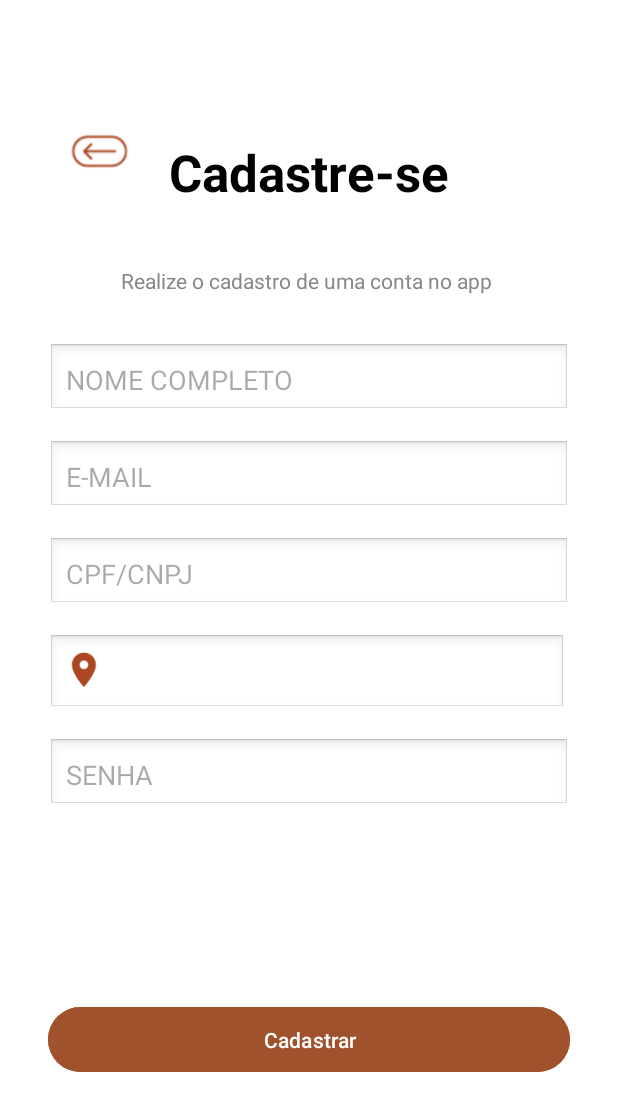
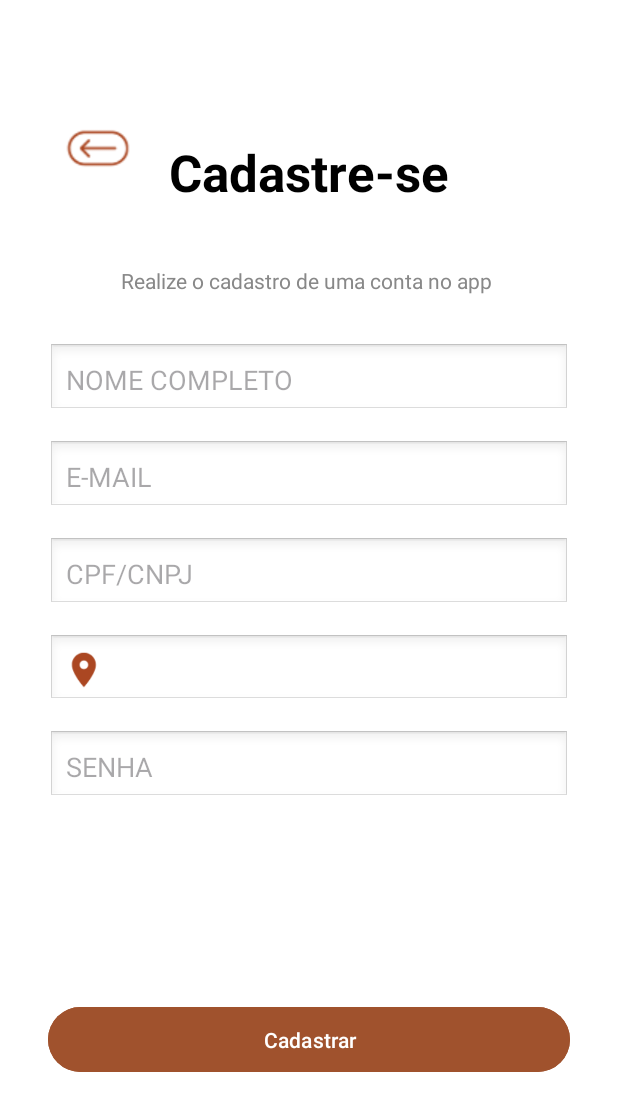
Before and after one commit to pauloandreoliv/PDMOV, an Android app: the screen it shows after launch (CadastroActivity), after a tap on "Não possui uma conta? Cadastre-se", on a phone screen of 412 x 824 dp. Shown: the top 1111 px of the screen. Run offline under Robolectric (Android 15) with nearby library versions, the phone set to English and light mode, and no system bars; our stand-ins replace Firebase (no records; nobody signed in at launch, a user with empty details on screens opened directly).

Commit message:
ajustes em cadastro de Usuarios

```diff
--- a/MaisPaulista/app/build.gradle.kts
+++ b/MaisPaulista/app/build.gradle.kts
@@ -52,6 +52,8 @@ dependencies {
     implementation (libs.firebase.firestore.ktx)
     implementation(libs.firebase.firestore)
     testImplementation(libs.junit)
+    implementation ("org.osmdroid:osmdroid-android:6.1.10")
+    implementation ("androidx.appcompat:appcompat:1.3.1")
     androidTestImplementation(libs.androidx.junit)
     androidTestImplementation(libs.androidx.espresso.core)
 }
--- a/MaisPaulista/app/src/main/AndroidManifest.xml
+++ b/MaisPaulista/app/src/main/AndroidManifest.xml
@@ -2,6 +2,8 @@
 <manifest xmlns:android="http://schemas.android.com/apk/res/android"
     xmlns:tools="http://schemas.android.com/tools">
     <uses-permission android:name="android.permission.INTERNET"/>
+    <uses-permission android:name="android.permission.ACCESS_FINE_LOCATION" />
+    <uses-permission android:name="android.permission.ACCESS_COARSE_LOCATION" />
 
     <application
         android:allowBackup="true"
--- a/MaisPaulista/app/src/main/java/com/projeto/maispaulista/MainActivity.kt
+++ b/MaisPaulista/app/src/main/java/com/projeto/maispaulista/MainActivity.kt
@@ -11,6 +11,7 @@ import androidx.core.view.WindowInsetsCompat
 import android.widget.TextView
 import android.widget.Toast
 import com.google.firebase.Firebase
+import com.google.firebase.FirebaseApp
 import com.google.firebase.auth.FirebaseAuth
 import com.google.firebase.auth.auth
 import com.google.firebase.firestore.FirebaseFirestore
@@ -25,6 +26,7 @@ class MainActivity : AppCompatActivity() {
     override fun onCreate(savedInstanceState: Bundle?) {
         super.onCreate(savedInstanceState)
         enableEdgeToEdge()
+        FirebaseApp.initializeApp(this)
         setContentView(R.layout.activity_main)
 
 
@@ -42,31 +44,6 @@ class MainActivity : AppCompatActivity() {
             startActivity(intent)
         }
 
-        auth = FirebaseAuth.getInstance()
-        db = FirebaseFirestore.getInstance()
-        val userRepository = UserRepository(auth, db)
-        userService = UserService(userRepository)
 
-        val etEmail = findViewById<EditText>(R.id.cpfCnpjEditText)
-        val etSenha = findViewById<EditText>(R.id.passwordEditText)
-        val btnLogin = findViewById<Button>(R.id.loginButton)
-
-        btnLogin.setOnClickListener {
-            val email = etEmail.text.toString()
-            val senha = etSenha.text.toString()
-
-            // Chamar o serviço para login
-            userService.fazerLogin(email, senha) { success, error ->
-                if (success) {
-                    Toast.makeText(this, "Login realizado com sucesso!", Toast.LENGTH_SHORT).show()
-                    val intent = Intent(this, MainActivity::class.java)
-                    startActivity(intent)
-                    finish()
-                } else {
-                    Toast.makeText(this, error, Toast.LENGTH_SHORT).show()
-                }
-
-            }
-        }
     }
 }
--- a/MaisPaulista/app/src/main/java/com/projeto/maispaulista/model/User.kt
+++ b/MaisPaulista/app/src/main/java/com/projeto/maispaulista/model/User.kt
@@ -1,6 +1,6 @@
 package com.projeto.maispaulista.model
 
-class User(
+data class User(
     val nome: String,
     val email: String,
     val password: String,
--- a/MaisPaulista/app/src/main/res/layout/activity_cadastro.xml
+++ b/MaisPaulista/app/src/main/res/layout/activity_cadastro.xml
@@ -22,8 +22,8 @@
 
     <ImageView
         android:id="@+id/backArrow"
-        android:layout_width="0dp"
-        android:layout_height="0dp"
+        android:layout_width="49dp"
+        android:layout_height="43dp"
         android:layout_marginStart="46dp"
         android:layout_marginTop="81dp"
         android:layout_marginEnd="26dp"
@@ -33,8 +33,10 @@
         android:src="@drawable/ic_back_arrow"
         app:layout_constraintBottom_toTopOf="@+id/nameEditText"
         app:layout_constraintEnd_toStartOf="@+id/titleTextView"
+        app:layout_constraintHorizontal_bias="0.636"
         app:layout_constraintStart_toStartOf="parent"
-        app:layout_constraintTop_toTopOf="parent" />
+        app:layout_constraintTop_toTopOf="parent"
+        app:layout_constraintVertical_bias="1.0" />
 
     <TextView
         android:id="@+id/titleTextView"
@@ -75,6 +77,7 @@
         android:hint="NOME COMPLETO"
         android:inputType="textPersonName"
         android:padding="12dp"
+        android:textColor="#000000"
         app:layout_constraintEnd_toEndOf="parent"
         app:layout_constraintHorizontal_bias="0.0"
         app:layout_constraintStart_toStartOf="parent"
@@ -91,6 +94,7 @@
         android:hint="E-MAIL"
         android:inputType="textEmailAddress"
         android:padding="12dp"
+        android:textColor="#000000"
         app:layout_constraintEnd_toEndOf="parent"
         app:layout_constraintStart_toStartOf="parent"
         app:layout_constraintTop_toBottomOf="@id/nameEditText" />
@@ -106,6 +110,7 @@
         android:hint="CPF/CNPJ"
         android:inputType="text"
         android:padding="12dp"
+        android:textColor="#000000"
         app:layout_constraintEnd_toEndOf="parent"
         app:layout_constraintStart_toStartOf="parent"
         app:layout_constraintTop_toBottomOf="@id/emailEditText" />
@@ -118,16 +123,16 @@
 
     <androidx.constraintlayout.widget.ConstraintLayout
         android:id="@+id/addressLayout"
-        android:layout_width="345dp"
-        android:layout_height="53dp"
+        android:layout_width="0dp"
+        android:layout_height="wrap_content"
         android:layout_marginStart="32dp"
         android:layout_marginTop="16dp"
+        android:layout_marginEnd="32dp"
         android:background="@android:drawable/edit_text"
         android:padding="12dp"
         app:layout_constraintEnd_toEndOf="parent"
-        app:layout_constraintHorizontal_bias="0.0"
         app:layout_constraintStart_toStartOf="parent"
-        app:layout_constraintTop_toBottomOf="@id/cpfCnpjEditText">
+        app:layout_constraintTop_toBottomOf="@+id/cpfCnpjEditText">
 
         <ImageView
             android:id="@+id/mapIcon"
@@ -136,13 +141,11 @@
             android:clickable="true"
             android:focusable="true"
             android:src="@drawable/ic_map"
-            tools:layout_editor_absoluteX="-2dp"
-            tools:layout_editor_absoluteY="-1dp" /> <!-- Substitua pelo ícone correto -->
-        android:contentDescription="@string/map_icon"
-        app:layout_constraintEnd_toEndOf="parent"
-        app:layout_constraintTop_toTopOf="parent"
-        app:layout_constraintBottom_toBottomOf="parent" />
+            app:layout_constraintStart_toStartOf="parent"
+            app:layout_constraintTop_toTopOf="parent"
+            app:layout_constraintBottom_toBottomOf="parent" />
     </androidx.constraintlayout.widget.ConstraintLayout>
+
 
     <EditText
         android:id="@+id/passwordEditText"
@@ -155,6 +158,7 @@
         android:hint="SENHA"
         android:inputType="textPassword"
         android:padding="12dp"
+        android:textColor="#000000"
         app:layout_constraintEnd_toEndOf="parent"
         app:layout_constraintHorizontal_bias="0.0"
         app:layout_constraintStart_toStartOf="parent"
--- a/MaisPaulista/gradle/libs.versions.toml
+++ b/MaisPaulista/gradle/libs.versions.toml
@@ -11,6 +11,7 @@ appcompat = "1.7.0"
 material = "1.12.0"
 activity = "1.9.3"
 constraintlayout = "2.1.4"
+osmdroidAndroidVersion = "6.1.10"
 playServicesMaps = "19.0.0"
 firebaseAuthKtx = "23.1.0"
 firebaseFirestore = "25.1.1"
@@ -27,6 +28,7 @@ androidx-appcompat = { group = "androidx.appcompat", name = "appcompat", version
 material = { group = "com.google.android.material", name = "material", version.ref = "material" }
 androidx-activity = { group = "androidx.activity", name = "activity", version.ref = "activity" }
 androidx-constraintlayout = { group = "androidx.constraintlayout", name = "constraintlayout", version.ref = "constraintlayout" }
+osmdroid-osmdroid-android = { module = "org.osmdroid:osmdroid-android", version.ref = "osmdroidAndroidVersion" }
 play-services-maps = { group = "com.google.android.gms", name = "play-services-maps", version.ref = "playServicesMaps" }
 google-firebase-auth-ktx = { group = "com.google.firebase", name = "firebase-auth-ktx", version.ref = "firebaseAuthKtx" }
 firebase-firestore = { group = "com.google.firebase", name = "firebase-firestore", version.ref = "firebaseFirestore" }
```
Also changed, not shown: MaisPaulista/app/src/main/java/com/projeto/maispaulista/CadastroActivity.kt (+26 -6 lines), MaisPaulista/app/src/main/java/com/projeto/maispaulista/repository/UserRepository.kt (+15 -15 lines), MaisPaulista/app/src/main/java/com/projeto/maispaulista/service/UserService.kt (+18 -16 lines), MaisPaulista/app/src/main/res/layout/activity_main.xml (+6 -13 lines).
